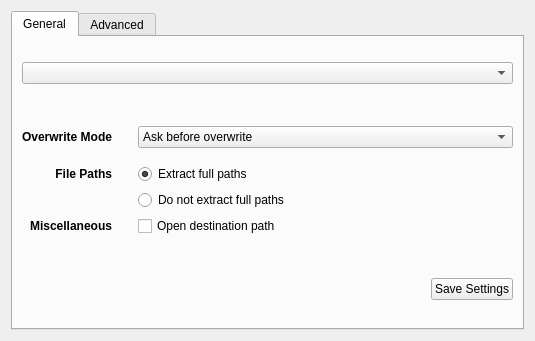
Old version of the form experimental/app/extractiondialog.ui in the repository f0x/aku.
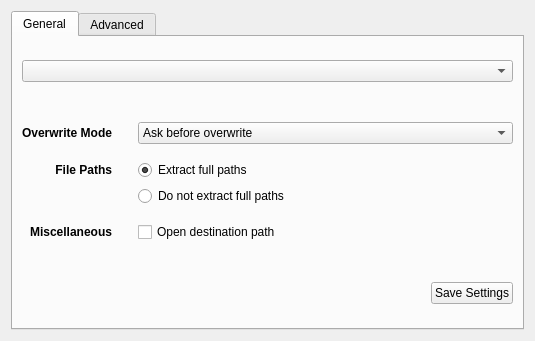
New version of the form. Custom widgets are drawn as their Qt base class.

What changed in the file:
```diff
--- a/experimental/app/extractiondialog.ui
+++ b/experimental/app/extractiondialog.ui
@@ -147,7 +147,7 @@
                </property>
               </widget>
              </item>
-             <item row="6" column="0" >
+             <item row="7" column="0" >
               <widget class="QLabel" name="labelLow" >
                <property name="sizePolicy" >
                 <sizepolicy vsizetype="Preferred" hsizetype="Minimum" >
@@ -169,7 +169,7 @@
                </property>
               </widget>
              </item>
-             <item row="6" column="2" >
+             <item row="7" column="2" >
               <widget class="QCheckBox" name="checkDestinationPath" >
                <property name="sizePolicy" >
                 <sizepolicy vsizetype="Fixed" hsizetype="Expanding" >
@@ -198,22 +198,6 @@
                </property>
               </spacer>
              </item>
-             <item row="5" column="0" >
-              <spacer name="verticalSpacer_3" >
-               <property name="orientation" >
-                <enum>Qt::Vertical</enum>
-               </property>
-               <property name="sizeType" >
-                <enum>QSizePolicy::Fixed</enum>
-               </property>
-               <property name="sizeHint" stdset="0" >
-                <size>
-                 <width>20</width>
-                 <height>10</height>
-                </size>
-               </property>
-              </spacer>
-             </item>
              <item row="0" column="1" >
               <spacer name="horizontalSpacer_4" >
                <property name="orientation" >
@@ -259,6 +243,22 @@
                </property>
               </widget>
              </item>
+             <item row="6" column="0" >
+              <spacer name="verticalSpacer_3" >
+               <property name="orientation" >
+                <enum>Qt::Vertical</enum>
+               </property>
+               <property name="sizeType" >
+                <enum>QSizePolicy::Fixed</enum>
+               </property>
+               <property name="sizeHint" stdset="0" >
+                <size>
+                 <width>20</width>
+                 <height>10</height>
+                </size>
+               </property>
+              </spacer>
+             </item>
             </layout>
            </item>
            <item>
```
